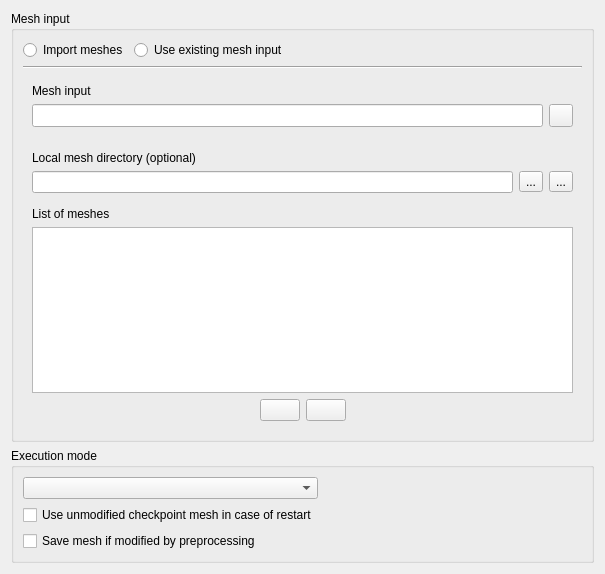
code-saturne/code_saturne, file gui/Pages/SolutionDomainForm.ui: the form before one commit.
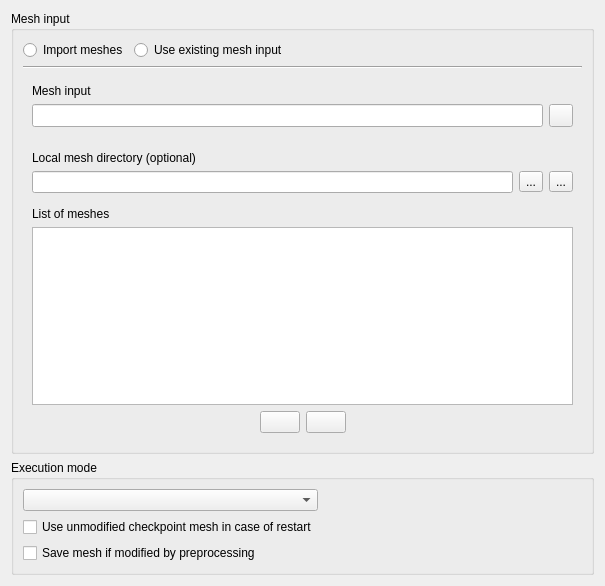
The form after the commit. Icons and pictures are not drawn.

The edit to the form file:
```diff
--- a/gui/Pages/SolutionDomainForm.ui
+++ b/gui/Pages/SolutionDomainForm.ui
@@ -7,7 +7,7 @@
     <x>0</x>
     <y>0</y>
     <width>605</width>
-    <height>574</height>
+    <height>586</height>
    </rect>
   </property>
   <property name="sizePolicy">
```
Left out of the diff: 2 changed lines with no effect on the pictures.
